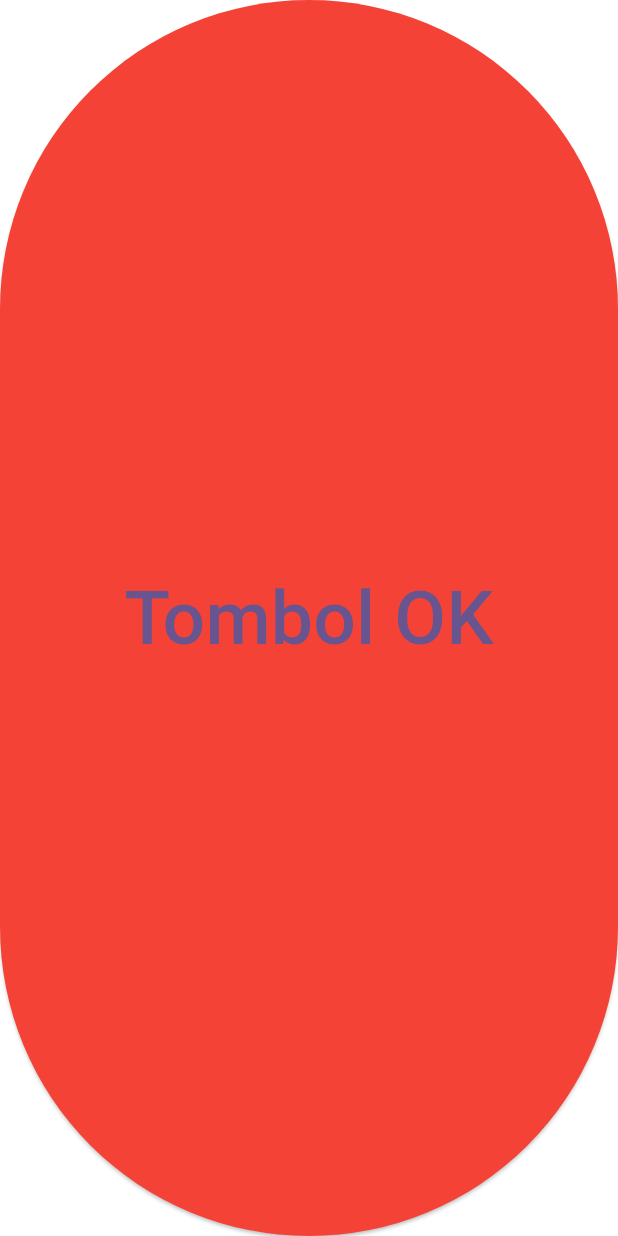
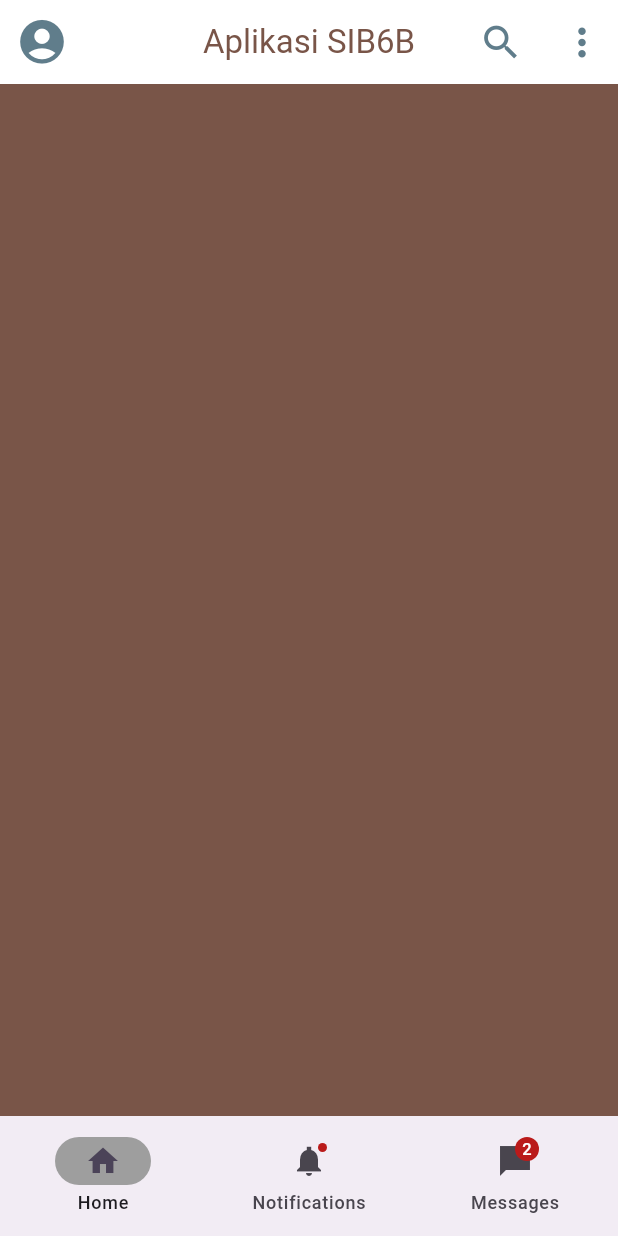
Before and after one commit to rahayuningtiasp/sib6b-perangkat-bergerak, a Flutter app: the screen it shows after launch, on a phone screen of 412 x 824 dp. Run offline on Flutter 3.47's test engine with Material 3 defaults, Android fonts, the phone set to English and light mode, and no system bars.

Commit message:
Initial Commit Project Flutter

```diff
--- a/lib/main.dart
+++ b/lib/main.dart
@@ -30,8 +30,40 @@ class MyApp extends StatelessWidget {
         // tested with just a hot reload.
         colorScheme: .fromSeed(seedColor: Colors.deepPurple),
       ),
-     debugShowCheckedModeBanner: true,
-     home:ElevatedButton(onPressed: (){}, child: Text('Tombol OK', style: TextStyle(fontSize: 50),),style: ButtonStyle(backgroundColor: WidgetStatePropertyAll(Colors.red)),),
+     debugShowCheckedModeBanner: false,
+     home: Scaffold(
+       backgroundColor: Colors.brown,
+       appBar: AppBar(
+         title: Text('Aplikasi SIB6B'),
+         centerTitle: true,
+         backgroundColor: Colors.white,
+         foregroundColor: Colors.brown,
+         leading: Icon(Icons.account_circle, color: Colors.blueGrey, size: 35,),
+         actions: [
+           IconButton(onPressed: (){}, icon: Icon(Icons.search, size: 30, color: Colors.blueGrey,),),
+           Padding(padding: EdgeInsets.all(3)),
+           IconButton(onPressed: (){}, icon: Icon(Icons.more_vert, size: 30, color: Colors.blueGrey,),),
+    ],
+    ),
+    bottomNavigationBar: NavigationBar(
+    indicatorColor: Colors.grey,
+    destinations: const <Widget>[
+    NavigationDestination(
+    selectedIcon: Icon(Icons.home),
+    icon: Icon(Icons.home_outlined),
+    label: 'Home',
+    ),
+    NavigationDestination(
+    icon: Badge(child: Icon(Icons.notifications_sharp)),
+    label: 'Notifications',
+    ),
+    NavigationDestination(
+    icon: Badge(label: Text('2'), child: Icon(Icons.messenger_sharp)),
+    label: 'Messages',
+    ),
+    ],
+    ),
+     )
     );
   }
 }
```
